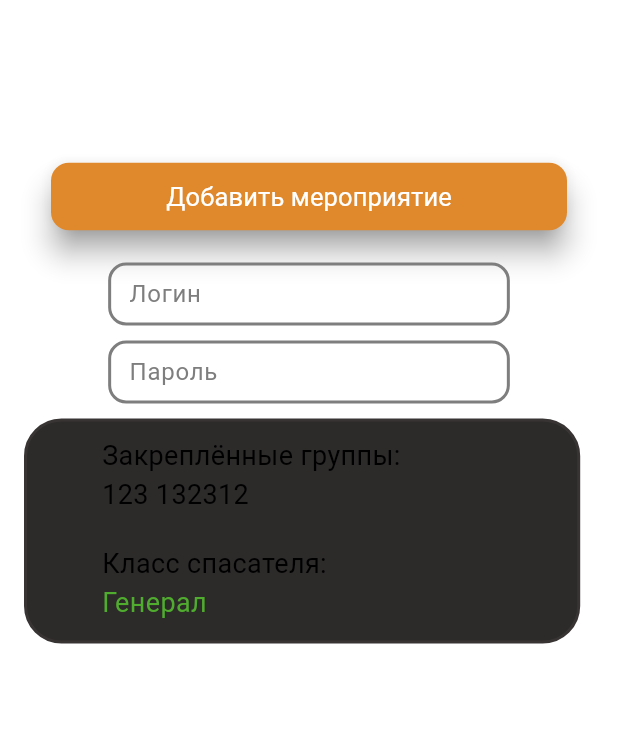
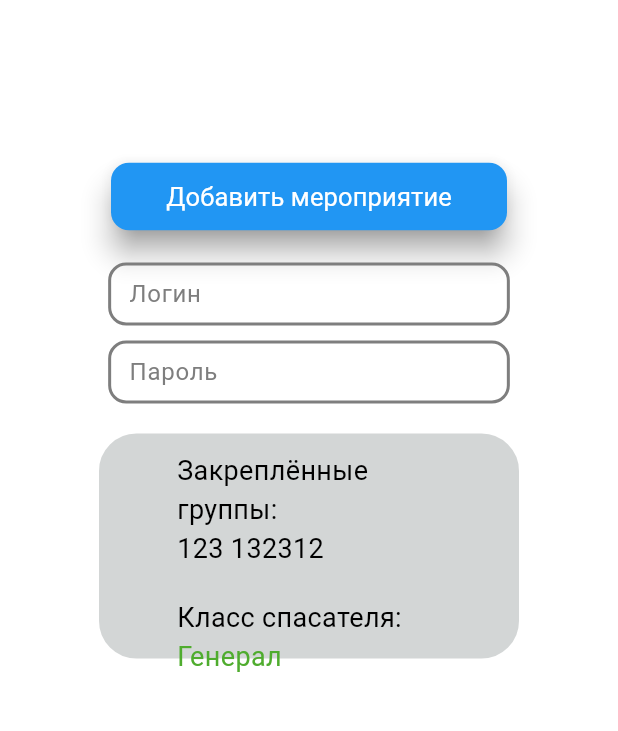
Before and after one commit to nakito-own/Lifeguard-app, a Flutter app: the DetailsScreen screen opened directly with empty values, on a phone screen of 412 x 824 dp, the part 84-815 px from its top. Run offline on Flutter 3.47's test engine with Material 3 defaults, Android fonts, the light colour scheme and no system bars; our stand-ins replace shared_preferences; accounts and stored records are empty; network calls fail.

Commit message:
prodile_info_widgets 2

```diff
--- a/lib/screens/details_screen.dart
+++ b/lib/screens/details_screen.dart
@@ -29,13 +29,13 @@ class DetailsScreen extends StatelessWidget {
             CustomButtonPush(
               text: 'Добавить мероприятие', onPressed: () {},
             ),
-            CustomTextfield(
+            CustomTextField(
             text: 'Логин',  onPressed: () {},
             ),
             SizedBox(
               height: 10,
             ),
-            CustomTextfield(
+            CustomTextField(
             text: 'Пароль',  onPressed: () {},
             ),
             SizedBox(
--- a/lib/widgets/custom_button.dart
+++ b/lib/widgets/custom_button.dart
@@ -1,5 +1,5 @@
 import 'package:flutter/material.dart';
-import 'package:flutter/rendering.dart';
+
 
 
 class CustomButtonPush extends StatelessWidget {
@@ -19,24 +19,24 @@ class CustomButtonPush extends StatelessWidget {
   Widget build(BuildContext context) {
 
     final isDarkTheme = Theme.of(context).brightness == Brightness.dark;
-    final buttonColor = isDarkTheme ? Colors.grey[800] : Colors.blue;
+    final buttonColor = isDarkTheme ? Color(0xffe0882c) : Colors.blue;
 
     return Container(
-      margin: EdgeInsets.symmetric(horizontal: 10, vertical: 6),
+      margin: EdgeInsets.symmetric(horizontal: 50, vertical: 6),
       padding: EdgeInsets.symmetric(horizontal: 8, vertical: 14),
      /* child: Column(
         mainAxisSize: MainAxisSize.min,*/
         child: ElevatedButton(
             style: ButtonStyle(
-              backgroundColor: MaterialStateProperty.all<Color>(Color(0xffe0882c)),
-              foregroundColor: MaterialStateProperty.all(Colors.white),
-              overlayColor: MaterialStateProperty.all<Color>(Color(0xff201a1a)),
-              shadowColor: MaterialStateProperty.all<Color>(Color(0xff808080)),
+              backgroundColor: WidgetStateProperty.all(buttonColor),
+              foregroundColor: WidgetStateProperty.all(Colors.white),
+              overlayColor: WidgetStateProperty.all<Color>(Color(0xff201a1a)),
+              shadowColor: WidgetStateProperty.all<Color>(Color(0xff808080)),
               //shadowColor: MaterialStateProperty.all(Colors.black38),
-              elevation: MaterialStateProperty.all(8),
+              elevation: WidgetStateProperty.all(8),
               //padding: MaterialStateProperty.all(EdgeInsets.all(0)),
-              minimumSize: MaterialStateProperty.all(Size(MediaQuery.of(context).size.width * 0.9, 45)),
-              shape: MaterialStateProperty.all(
+              minimumSize: WidgetStateProperty.all(Size(MediaQuery.of(context).size.width * 0.9, 45)),
+              shape: WidgetStateProperty.all(
                 RoundedRectangleBorder(
                   borderRadius: BorderRadius.circular(12),
                 ),
--- a/lib/widgets/custom_textfield.dart
+++ b/lib/widgets/custom_textfield.dart
@@ -1,11 +1,10 @@
 import 'package:flutter/material.dart';
-import 'package:flutter/gestures.dart';
-import 'dart:ui' as ui show BoxHeightStyle, BoxWidthStyle;
 
 
 
-class CustomTextfield extends StatelessWidget {
-  const CustomTextfield({Key? key, required this.text, required this.onPressed}) : super(key: key);
+
+class CustomTextField extends StatelessWidget {
+  const CustomTextField({Key? key, required this.text, required this.onPressed}) : super(key: key);
   final String text;
   final VoidCallback onPressed;
 
--- a/lib/widgets/profile_info_widget.dart
+++ b/lib/widgets/profile_info_widget.dart
@@ -1,15 +1,12 @@
 import 'package:flutter/material.dart';
-import 'package:flutter/gestures.dart';
-import 'dart:ui' as ui show BoxHeightStyle, BoxWidthStyle;
 
-import 'package:flutter/widgets.dart';
 
 
 
 class ProfileInfoWidget extends StatelessWidget {
   const ProfileInfoWidget({Key? key,
     required this.text1,
-    required this.text2}) : super(key: key);
+    required this.text2,}) : super(key: key);
   final String text1;
   final String text2;
 
@@ -17,15 +14,23 @@ class ProfileInfoWidget extends StatelessWidget {
 
   @override
   Widget build(BuildContext context) {
+
+    final isDarkTheme = Theme.of(context).brightness == Brightness.dark;
+    final buttonColor = isDarkTheme ? Color(0xff2d2a2a) : Color(0xffd3d6d6);
+
+
     return Container(
       height: 150,
       width: MediaQuery.of(context).size.width * 0.9,
+      margin: EdgeInsets.symmetric(horizontal: 50, vertical: 10),
       padding: EdgeInsets.symmetric(horizontal: 50, vertical: 10),
       decoration: BoxDecoration(
         borderRadius: BorderRadius.circular(25),
-        color: Color(0xff2d2a2a),
+       /* color: Color(0xff2d2a2a),*/
+        color: buttonColor,
         border: Border.all(
-            color: Color(0xff383434),
+          color: buttonColor,
+          /*  color: Color(0xff383434), */
             width: 2
         ),
       ),
```
